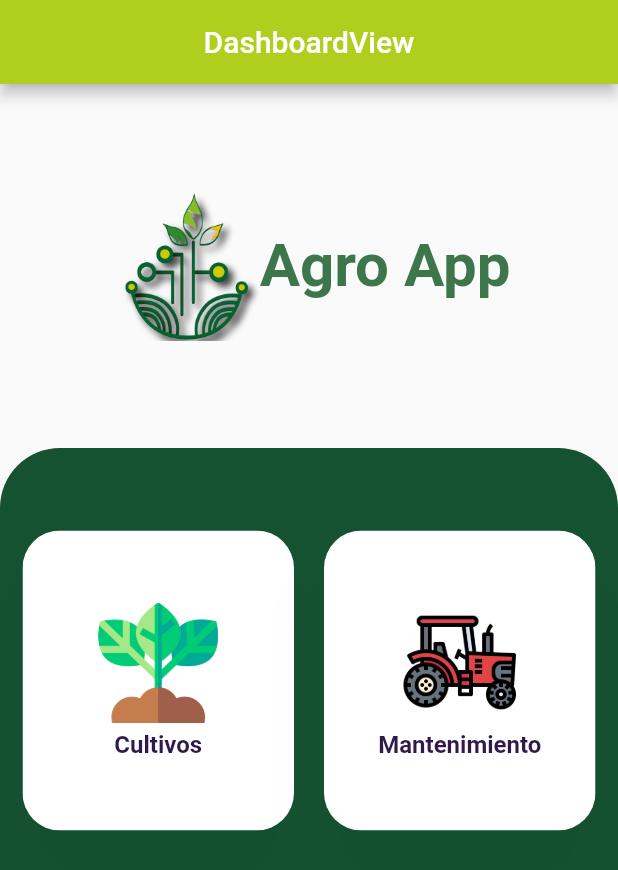
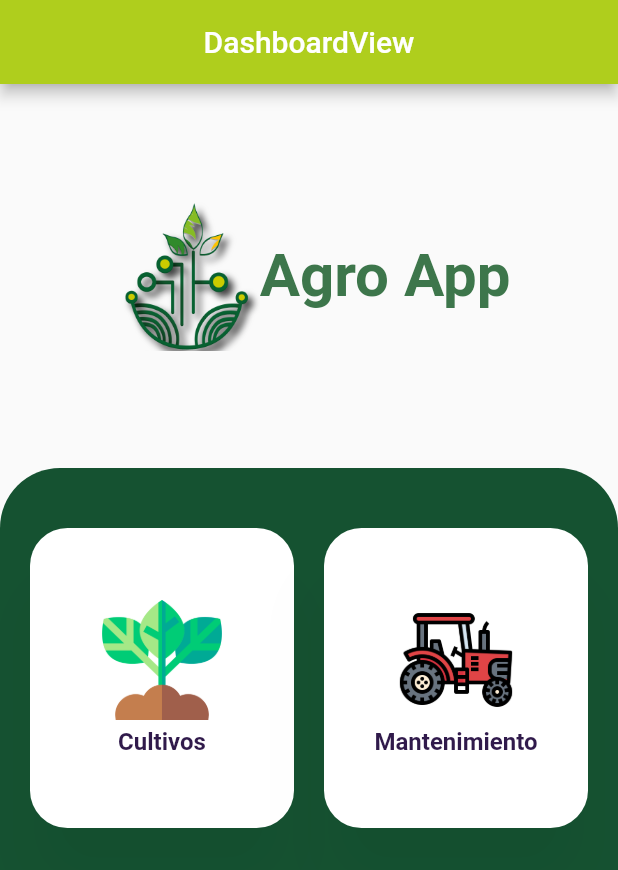
Before and after one commit to InmortalRegis/agro_app, a Flutter app: the screen it shows after launch, on a phone screen of 412 x 824 dp. Shown: the top 870 px of the screen. Run offline on Flutter 3.47's test engine with Material 2 defaults, Android fonts, the phone set to English and light mode, and no system bars; our stand-ins replace get, styled_widget.

Commit message:
✨ (dashboard): home bottom container

```diff
--- a/lib/app/modules/dashboard/views/dashboard_view.dart
+++ b/lib/app/modules/dashboard/views/dashboard_view.dart
@@ -52,21 +52,21 @@ class DashboardView extends GetView<DashboardController> {
               ),
             ),
           ),
-          Container(
-            height: 40,
-            decoration: BoxDecoration(
-              color: AppColors.parsley,
-              borderRadius: BorderRadius.only(
-                topRight: Radius.circular(100.0),
-                topLeft: Radius.circular(100.0),
-              ),
-            ),
-          ),
           Expanded(
             flex: 2,
             child: Container(
-              padding: EdgeInsets.all(5.0),
-              color: AppColors.parsley,
+              padding: EdgeInsets.symmetric(
+                vertical: 30.0,
+                horizontal: 10.0,
+              ),
+              // color: AppColors.parsley,
+              decoration: BoxDecoration(
+                color: AppColors.parsley,
+                borderRadius: BorderRadius.only(
+                  topRight: Radius.circular(40.0),
+                  topLeft: Radius.circular(40.0),
+                ),
+              ),
               child: Row(
                 crossAxisAlignment: CrossAxisAlignment.start,
                 children: [
```
